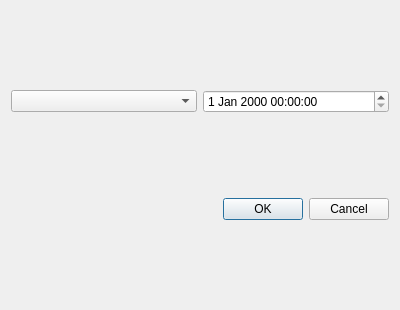
Above: add_event_instance.ui from Leckatall/PyJournal before the change. Below: the same form after it.
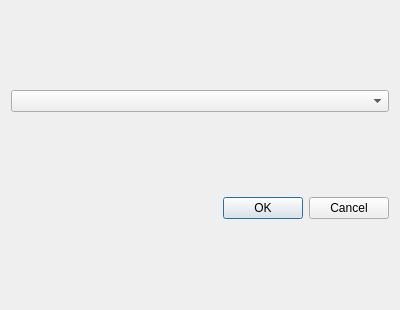
That is the form after the change.

Commit message: New approach to EventClassManagement. We're scraping defaults. GUI.py has been split up into more files to improve readability

Diff of the .ui file:
```diff
--- a/add_event_instance.ui
+++ b/add_event_instance.ui
@@ -14,9 +14,6 @@
    <string>New Event</string>
   </property>
   <layout class="QGridLayout" name="gridLayout">
-   <item row="0" column="1">
-    <widget class="QDateTimeEdit" name="EventDateTime"/>
-   </item>
    <item row="3" column="1">
     <widget class="QDialogButtonBox" name="buttonBox">
      <property name="orientation">
@@ -27,7 +24,10 @@
      </property>
     </widget>
    </item>
-   <item row="0" column="0">
+   <item row="2" column="0" colspan="2">
+    <layout class="QFormLayout" name="formLayout"/>
+   </item>
+   <item row="0" column="0" colspan="2">
     <widget class="QComboBox" name="EventClass">
      <property name="sizePolicy">
       <sizepolicy hsizetype="MinimumExpanding" vsizetype="Fixed">
```
Left out of the diff: 3 changed lines with no effect on the pictures. The commit also changes 14 other files.
